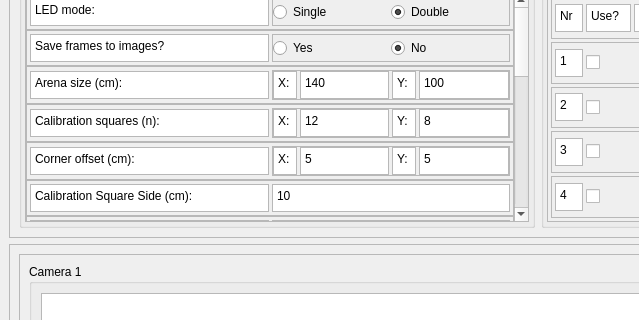
Above: CameraSettingsGUIDesign.ui from Barry-lab/openEPhys_DACQ before the change; both pictures show x 0 to 639 and y 107 to 427 of the 1029 by 961 pixel window. Below: the same form after it.
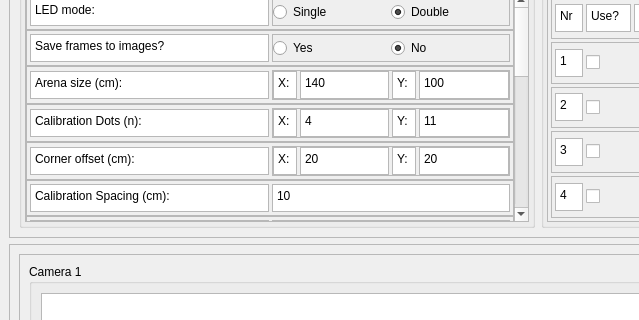
That is the form after the change. Custom widgets are drawn as their Qt base class.

Commit message: Changed calibration to dot pattern

What changed in the file:
```diff
--- a/CameraSettingsGUIDesign.ui
+++ b/CameraSettingsGUIDesign.ui
@@ -504,7 +504,7 @@
                     <bool>true</bool>
                    </property>
                    <property name="plainText">
-                    <string>Calibration squares (n):</string>
+                    <string>Calibration Dots (n):</string>
                    </property>
                   </widget>
                  </item>
@@ -557,7 +557,7 @@
                        </size>
                       </property>
                       <property name="plainText">
-                       <string>12</string>
+                       <string>4</string>
                       </property>
                      </widget>
                     </item>
@@ -595,7 +595,7 @@
                        </size>
                       </property>
                       <property name="plainText">
-                       <string>8</string>
+                       <string>11</string>
                       </property>
                      </widget>
                     </item>
@@ -691,7 +691,7 @@
                        </size>
                       </property>
                       <property name="plainText">
-                       <string>5</string>
+                       <string>20</string>
                       </property>
                      </widget>
                     </item>
@@ -729,7 +729,7 @@
                        </size>
                       </property>
                       <property name="plainText">
-                       <string>5</string>
+                       <string>20</string>
                       </property>
                      </widget>
                     </item>
@@ -772,7 +772,7 @@
                     <bool>true</bool>
                    </property>
                    <property name="plainText">
-                    <string>Calibration Square Side (cm):</string>
+                    <string>Calibration Spacing (cm):</string>
                    </property>
                   </widget>
                  </item>
```
Left out of the diff: 6 changed lines with no effect on the pictures. The commit also changes 4 other files.
